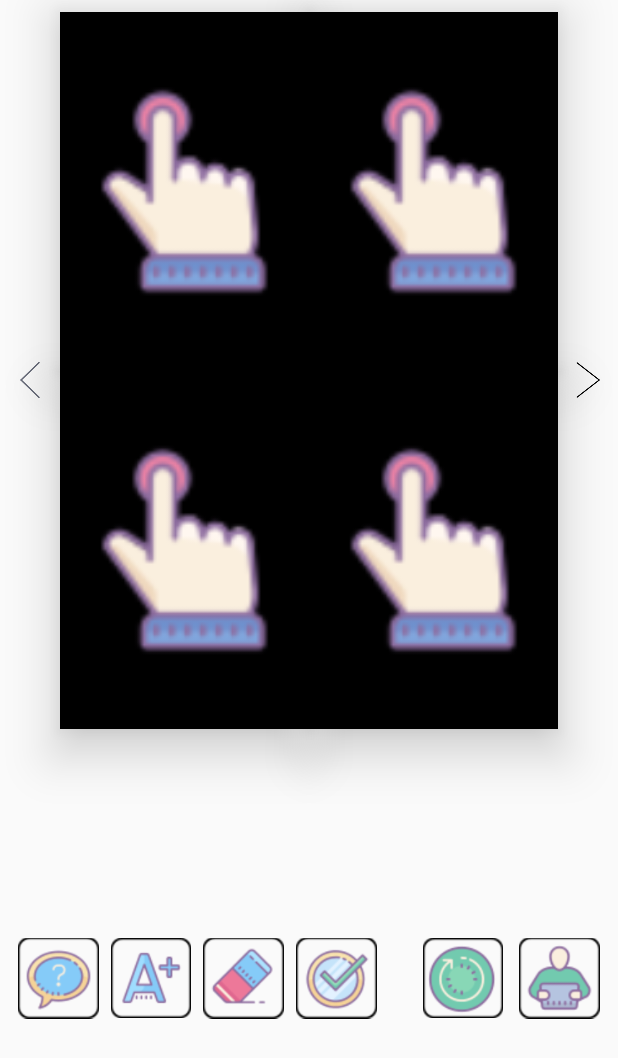
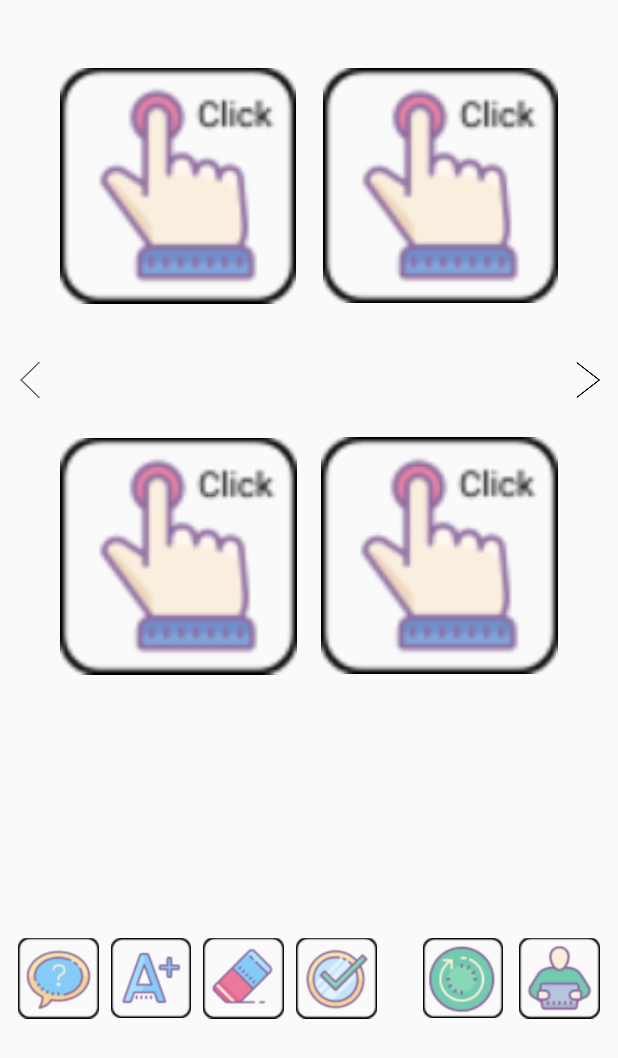
Before and after one commit to aarzee13/LogoQuiz, an Android app: the layout activity_quiz.xml on its own in the app's theme, with its tools: preview values and no code run, on a phone screen of 412 x 824 dp. Shown: the top 1058 px of the screen. Run offline under Robolectric (Android 15) with nearby library versions, the phone set to English and light mode, and no system bars.

```diff
--- a/app/src/main/res/layout/activity_quiz.xml
+++ b/app/src/main/res/layout/activity_quiz.xml
@@ -10,13 +10,11 @@
         android:id="@+id/quiz_image1"
         android:layout_width="0dp"
         android:layout_height="0dp"
-        android:layout_marginBottom="0dp"
-        android:layout_marginEnd="0dp"
+        android:layout_marginBottom="8dp"
+        android:layout_marginEnd="10dp"
         android:layout_marginStart="8dp"
         android:layout_marginTop="8dp"
         android:layout_weight="1"
-        android:background="#000000"
-        android:elevation="20dp"
         app:layout_constraintBottom_toTopOf="@+id/quiz_image3"
         app:layout_constraintEnd_toStartOf="@+id/quiz_image2"
         app:layout_constraintStart_toEndOf="@+id/quiz_previous"
@@ -28,13 +26,11 @@
         android:id="@+id/quiz_image2"
         android:layout_width="0dp"
         android:layout_height="0dp"
-        android:layout_marginBottom="0dp"
+        android:layout_marginBottom="8dp"
         android:layout_marginEnd="8dp"
-        android:layout_marginStart="0dp"
+        android:layout_marginStart="8dp"
         android:layout_marginTop="8dp"
         android:layout_weight="1"
-        android:elevation="20dp"
-        android:background="#000000"
         app:layout_constraintBottom_toTopOf="@+id/quiz_image4"
         app:layout_constraintEnd_toStartOf="@+id/quiz_next"
         app:layout_constraintStart_toEndOf="@+id/quiz_image1"
@@ -47,12 +43,10 @@
         android:layout_width="0dp"
         android:layout_height="0dp"
         android:layout_marginBottom="20dp"
-        android:layout_marginEnd="0dp"
+        android:layout_marginEnd="8dp"
         android:layout_marginStart="8dp"
-        android:layout_marginTop="0dp"
+        android:layout_marginTop="8dp"
         android:layout_weight="1"
-        android:elevation="20dp"
-        android:background="#000000"
         app:layout_constraintBottom_toTopOf="@+id/answer_recyclerview"
         app:layout_constraintEnd_toStartOf="@+id/quiz_image4"
         app:layout_constraintHorizontal_chainStyle="spread_inside"
@@ -66,11 +60,9 @@
         android:layout_height="0dp"
         android:layout_marginBottom="20dp"
         android:layout_marginEnd="8dp"
-        android:layout_marginStart="0dp"
-        android:layout_marginTop="0dp"
+        android:layout_marginStart="8dp"
+        android:layout_marginTop="7dp"
         android:layout_weight="1"
-        android:elevation="20dp"
-        android:background="#000000"
         app:layout_constraintBottom_toTopOf="@+id/answer_recyclerview"
         app:layout_constraintEnd_toStartOf="@+id/quiz_next"
         app:layout_constraintStart_toEndOf="@+id/quiz_image3"
@@ -214,19 +206,4 @@
         app:layout_constraintTop_toTopOf="parent"
         app:srcCompat="@drawable/next" />
 
-    <ImageView
-        android:id="@+id/main_image"
-        android:layout_width="0dp"
-        android:layout_height="0dp"
-        android:layout_weight="1"
-        android:layout_marginBottom="20dp"
-        android:layout_marginEnd="8dp"
-        android:layout_marginStart="8dp"
-        android:layout_marginTop="8dp"
-        app:layout_constraintBottom_toTopOf="@+id/answer_recyclerview"
-        app:layout_constraintEnd_toStartOf="@+id/quiz_next"
-        app:layout_constraintStart_toEndOf="@+id/quiz_previous"
-        app:layout_constraintTop_toTopOf="parent"
-        app:srcCompat="@drawable/nothing" />
-
 </android.support.constraint.ConstraintLayout>
```
Also changed, not shown: app/src/main/java/com/utili/aarzee/logoquiz/QuizActivity.java (+5 -38 lines), app/src/main/assets/db_quiz.db, 3 other files.
